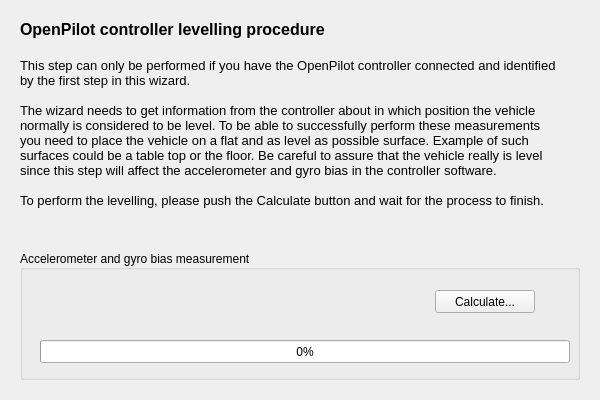
First picture: the form in ground/openpilotgcs/src/plugins/setupwizard/pages/levellingpage.ui, repository openpilot/OpenPilot, before the edit.
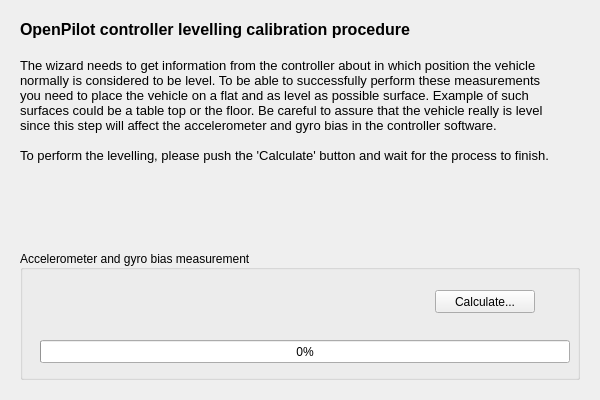
Second picture: the form after the edit.

Commit message: OP-39 Added mixer and motor configuration for Hexa and Octocopters. Changed so that the Flex port is set to be serial telemetry port by default. Added some description texts for the different multirotor types. Fixed disabling/enabling of Cancel and Back buttons during processing like bias calculation and saving of configuration. Converted summary text to html and added some formatting of the text. Added message if no controller is connected on saving the configuration.

```diff
--- a/ground/openpilotgcs/src/plugins/setupwizard/pages/levellingpage.ui
+++ b/ground/openpilotgcs/src/plugins/setupwizard/pages/levellingpage.ui
@@ -27,13 +27,11 @@
 &lt;html&gt;&lt;head&gt;&lt;meta name=&quot;qrichtext&quot; content=&quot;1&quot; /&gt;&lt;style type=&quot;text/css&quot;&gt;
 p, li { white-space: pre-wrap; }
 &lt;/style&gt;&lt;/head&gt;&lt;body style=&quot; font-family:'MS Shell Dlg 2'; font-size:8.25pt; font-weight:400; font-style:normal;&quot;&gt;
-&lt;p style=&quot; margin-top:0px; margin-bottom:0px; margin-left:0px; margin-right:0px; -qt-block-indent:0; text-indent:0px;&quot;&gt;&lt;span style=&quot; font-size:12pt; font-weight:600;&quot;&gt;OpenPilot controller levelling procedure&lt;/span&gt;&lt;/p&gt;
+&lt;p style=&quot; margin-top:0px; margin-bottom:0px; margin-left:0px; margin-right:0px; -qt-block-indent:0; text-indent:0px;&quot;&gt;&lt;span style=&quot; font-size:12pt; font-weight:600;&quot;&gt;OpenPilot controller levelling calibration procedure&lt;/span&gt;&lt;/p&gt;
 &lt;p style=&quot;-qt-paragraph-type:empty; margin-top:0px; margin-bottom:0px; margin-left:0px; margin-right:0px; -qt-block-indent:0; text-indent:0px; font-size:12pt; font-weight:600;&quot;&gt;&lt;/p&gt;
-&lt;p style=&quot; margin-top:0px; margin-bottom:0px; margin-left:0px; margin-right:0px; -qt-block-indent:0; text-indent:0px;&quot;&gt;&lt;span style=&quot; font-size:10pt;&quot;&gt;This step can only be performed if you have the OpenPilot controller connected and identified by the first step in this wizard.&lt;/span&gt;&lt;/p&gt;
-&lt;p style=&quot;-qt-paragraph-type:empty; margin-top:0px; margin-bottom:0px; margin-left:0px; margin-right:0px; -qt-block-indent:0; text-indent:0px; font-size:10pt;&quot;&gt;&lt;/p&gt;
 &lt;p style=&quot; margin-top:0px; margin-bottom:0px; margin-left:0px; margin-right:0px; -qt-block-indent:0; text-indent:0px;&quot;&gt;&lt;span style=&quot; font-size:10pt;&quot;&gt;The wizard needs to get information from the controller about in which position the vehicle normally is considered to be level. To be able to successfully perform these measurements you need to place the vehicle on a flat and as level as possible surface. Example of such surfaces could be a table top or the floor. Be careful to assure that the vehicle really is level since this step will affect the accelerometer and gyro bias in the controller software.&lt;/span&gt;&lt;/p&gt;
 &lt;p style=&quot;-qt-paragraph-type:empty; margin-top:0px; margin-bottom:0px; margin-left:0px; margin-right:0px; -qt-block-indent:0; text-indent:0px; font-size:10pt;&quot;&gt;&lt;/p&gt;
-&lt;p style=&quot; margin-top:0px; margin-bottom:0px; margin-left:0px; margin-right:0px; -qt-block-indent:0; text-indent:0px;&quot;&gt;&lt;span style=&quot; font-size:10pt;&quot;&gt;To perform the levelling, please push the Calculate button and wait for the process to finish.&lt;/span&gt;&lt;/p&gt;&lt;/body&gt;&lt;/html&gt;</string>
+&lt;p style=&quot; margin-top:0px; margin-bottom:0px; margin-left:0px; margin-right:0px; -qt-block-indent:0; text-indent:0px;&quot;&gt;&lt;span style=&quot; font-size:10pt;&quot;&gt;To perform the levelling, please push the 'Calculate' button and wait for the process to finish.&lt;/span&gt;&lt;/p&gt;&lt;/body&gt;&lt;/html&gt;</string>
    </property>
    <property name="alignment">
     <set>Qt::AlignLeading|Qt::AlignLeft|Qt::AlignTop</set>
```
The commit also changes 12 other files.
